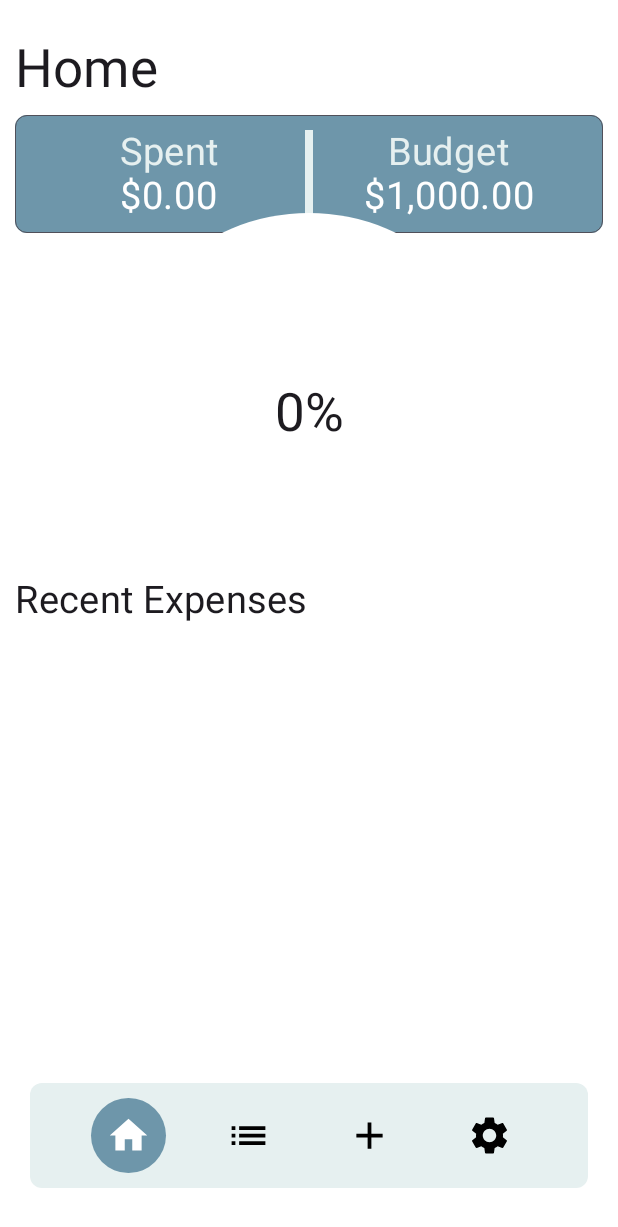
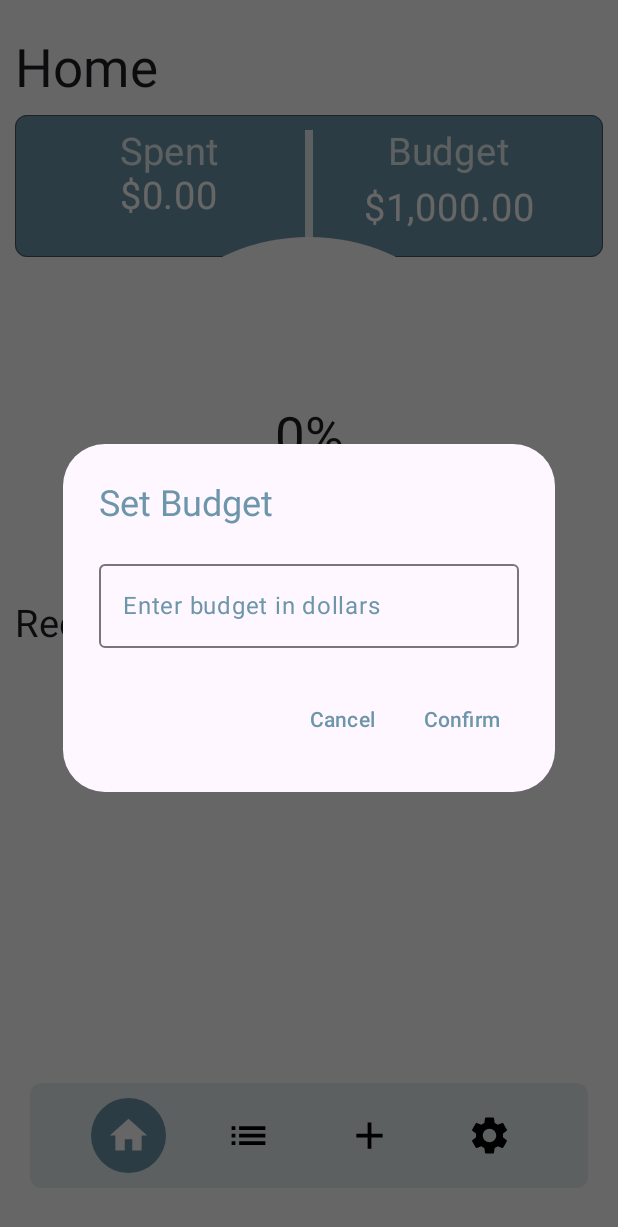
Before and after one commit to jasondilone/BudgetApp, an Android app built with Jetpack Compose: the screen it shows after launch (MainActivity), after a tap on an icon or button, on a phone screen of 412 x 824 dp. Shown: the top 1227 px of the screen. Run offline under Robolectric (Android 15) with nearby library versions, the phone set to English and light mode, and no system bars; our stand-ins replace Room's generated code.

Commit message:
Setting Budget - Homescreen

```diff
--- a/app/build.gradle.kts
+++ b/app/build.gradle.kts
@@ -44,6 +44,7 @@ android {
 
 dependencies {
     implementation(libs.androidx.material3)
+    implementation(libs.androidx.appcompat)
     val roomVersion = "2.6.1"
 
     // Room Dependencies
--- a/app/src/main/java/com/example/budgetapp/ui/BudgetViewModel.kt
+++ b/app/src/main/java/com/example/budgetapp/ui/BudgetViewModel.kt
@@ -33,4 +33,5 @@ class BudgetViewModel(
             repo.updateBudget(newBudgetCents)
         }
     }
+
 }
--- a/app/src/main/java/com/example/budgetapp/ui/HomeScreen.kt
+++ b/app/src/main/java/com/example/budgetapp/ui/HomeScreen.kt
@@ -1,5 +1,6 @@
 package com.example.budgetapp.ui
 
+import androidx.appcompat.app.AlertDialog
 import androidx.compose.foundation.BorderStroke
 import androidx.compose.foundation.Canvas
 import androidx.compose.foundation.background
@@ -23,14 +24,19 @@ import androidx.compose.foundation.shape.RoundedCornerShape
 import androidx.compose.material.icons.Icons
 import androidx.compose.material.icons.filled.Close
 import androidx.compose.material.icons.filled.Settings
+import androidx.compose.material3.AlertDialog
+import androidx.compose.material3.ButtonDefaults
 import androidx.compose.material3.Icon
 import androidx.compose.material3.IconButton
+import androidx.compose.material3.LocalTextStyle
 import androidx.compose.material3.MaterialTheme
+import androidx.compose.material3.OutlinedTextField
 import androidx.compose.material3.Scaffold
 import androidx.compose.material3.Surface
 import androidx.compose.material3.SwipeToDismissBox
 import androidx.compose.material3.SwipeToDismissBoxValue
 import androidx.compose.material3.Text
+import androidx.compose.material3.TextButton
 import androidx.compose.material3.rememberSwipeToDismissBoxState
 import androidx.compose.runtime.Composable
 import androidx.compose.runtime.collectAsState
@@ -75,6 +81,7 @@ fun HomeRoute(
         expenses = expenses,
         categories = categories,
         onDeleteExpense = vModel::deleteExpense,
+        onSetBudget = vModel::updateBudgetCents,
         modifier = modifier
     )
 }
@@ -85,6 +92,7 @@ fun HomeContent(
     expenses: List<Expense>,
     categories: List<Category>,
     onDeleteExpense: (Expense) -> Unit,
+    onSetBudget: (Long) -> Unit,
     modifier: Modifier = Modifier
 ) {
     var showBudgetDialog by remember { mutableStateOf(false) }
@@ -184,11 +192,66 @@ fun HomeContent(
                         text = formatCents(budgetCents),
                         fontSize = mediumFontSize,
                         maxLines = 1,
-                        modifier = Modifier.clickable { showBudgetDialog = true }
+                        modifier = Modifier
+                            .clickable { showBudgetDialog = true }
+                            .padding(8.dp)
                     )
                 }
             }
         }
+        //setting budget
+        if (showBudgetDialog) {
+            AlertDialog(
+                onDismissRequest = { showBudgetDialog = false },
+                title = {
+                    Text(
+                        "Set Budget",
+                        color = MaterialTheme.colorScheme.secondary
+                    )
+                },
+                text = {
+                    OutlinedTextField(
+                        value = newBudgetText,
+                        onValueChange = { newBudgetText = it },
+                        label = {
+                            Text(
+                                "Enter budget in dollars",
+                                color = MaterialTheme.colorScheme.secondary
+                            )
+                        },
+                        textStyle = LocalTextStyle.current.copy(
+                            color = MaterialTheme.colorScheme.secondary
+                        )
+                    )
+                },
+                confirmButton = {
+                    TextButton(
+                        onClick = {
+                            val cents = newBudgetText.toLongOrNull()?.times(100) ?: 0L
+                            onSetBudget(cents)
+                            showBudgetDialog = false
+                        },
+                        colors = ButtonDefaults.textButtonColors(
+                            contentColor = MaterialTheme.colorScheme.secondary
+                        )
+                    ) {
+                        Text("Confirm")
+                    }
+                },
+                dismissButton = {
+                    TextButton(
+                        onClick = { showBudgetDialog = false },
+                        colors = ButtonDefaults.textButtonColors(
+                            contentColor = MaterialTheme.colorScheme.secondary
+                        )
+                    ) {
+                        Text("Cancel")
+                    }
+                },
+                containerColor = MaterialTheme.colorScheme.surface
+            )
+        }
+
 
         // Ring
         Box(
@@ -336,6 +399,7 @@ fun HomePreview() {
                 expenses = previewExpenses,
                 categories = previewCategories,
                 onDeleteExpense = {},
+                onSetBudget = {},
                 modifier = Modifier.padding()
             )
         }
--- a/gradle/libs.versions.toml
+++ b/gradle/libs.versions.toml
@@ -10,6 +10,7 @@ activityCompose = "1.11.0"
 composeBom = "2024.09.00"
 ksp = "2.0.21-1.0.28"
 material3 = "1.4.0"
+appcompat = "1.7.1"
 
 [libraries]
 androidx-core-ktx = { group = "androidx.core", name = "core-ktx", version.ref = "coreKtx" }
@@ -27,6 +28,7 @@ androidx-compose-ui-test-manifest = { group = "androidx.compose.ui", name = "ui-
 androidx-compose-ui-test-junit4 = { group = "androidx.compose.ui", name = "ui-test-junit4" }
 androidx-compose-material3 = { group = "androidx.compose.material3", name = "material3" }
 androidx-material3 = { group = "androidx.compose.material3", name = "material3", version.ref = "material3" }
+androidx-appcompat = { group = "androidx.appcompat", name = "appcompat", version.ref = "appcompat" }
 
 [plugins]
 android-application = { id = "com.android.application", version.ref = "agp" }
```
Also changed, not shown: 1 other file.
